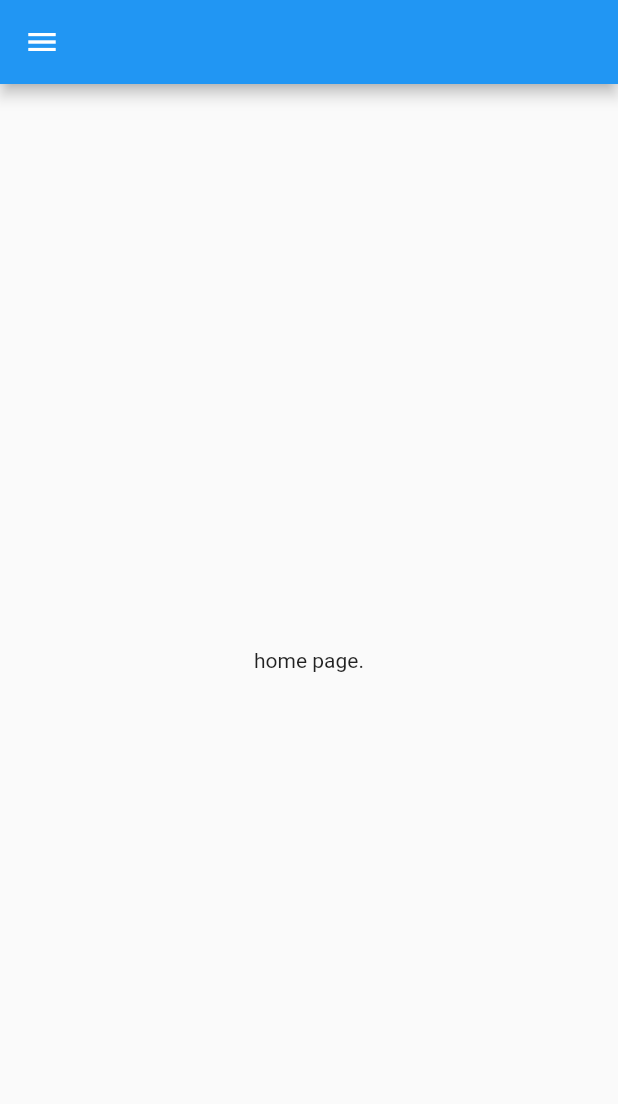
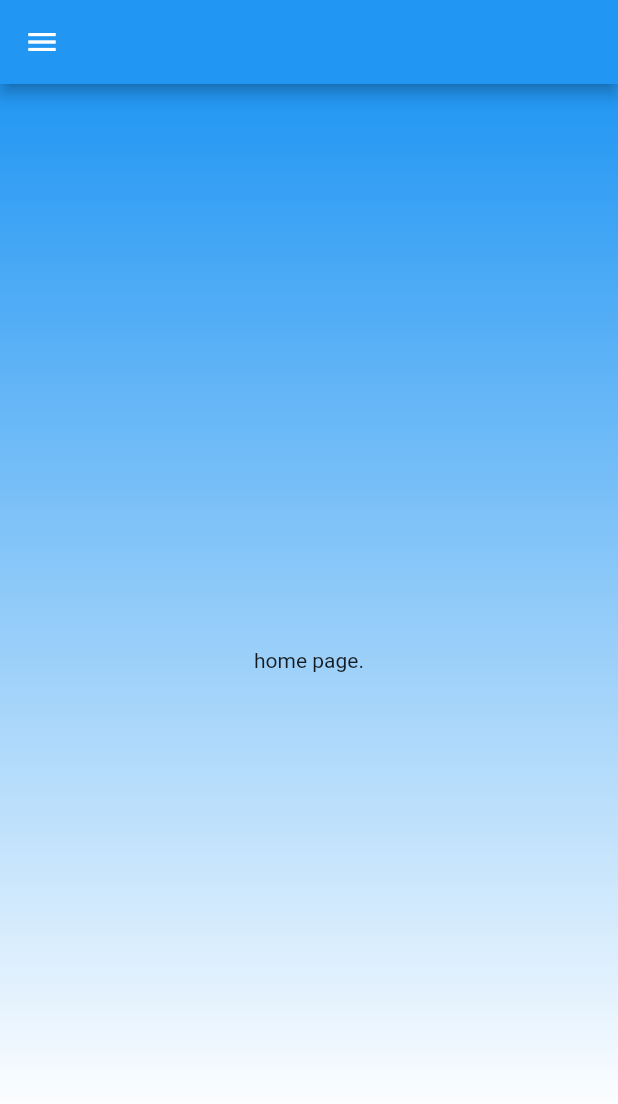
Before and after one commit to szk18/bank_app, a Flutter app: the screen it shows after launch, on a phone screen of 412 x 824 dp. Shown: the top 1104 px of the screen. Run offline on Flutter 3.47's test engine with Material 2 defaults, Android fonts, the phone set to English and light mode, and no system bars.

Commit message:
update: 背景のグラデーションを追加

```diff
--- a/lib/ui/pages/home.dart
+++ b/lib/ui/pages/home.dart
@@ -8,6 +8,16 @@ class Home extends StatelessWidget {
       appBar: AppBar(),
       drawer: MyDrawer(),
       body: Container(
+        decoration: BoxDecoration(
+            gradient: LinearGradient(
+          begin: FractionalOffset.topCenter,
+          end: FractionalOffset.bottomCenter,
+          colors: [Colors.blue, Colors.white],
+          stops: const [
+            0.0,
+            0.9,
+          ],
+        )),
         child: Center(child: Text('home page.')),
       ),
     );
```
